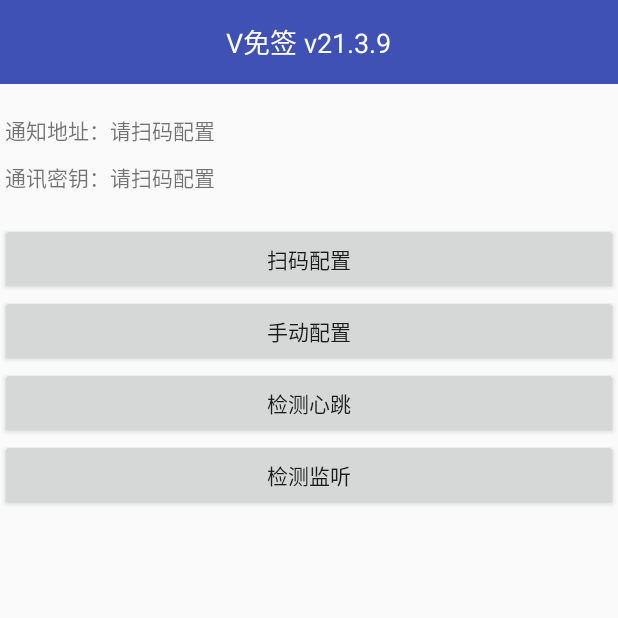
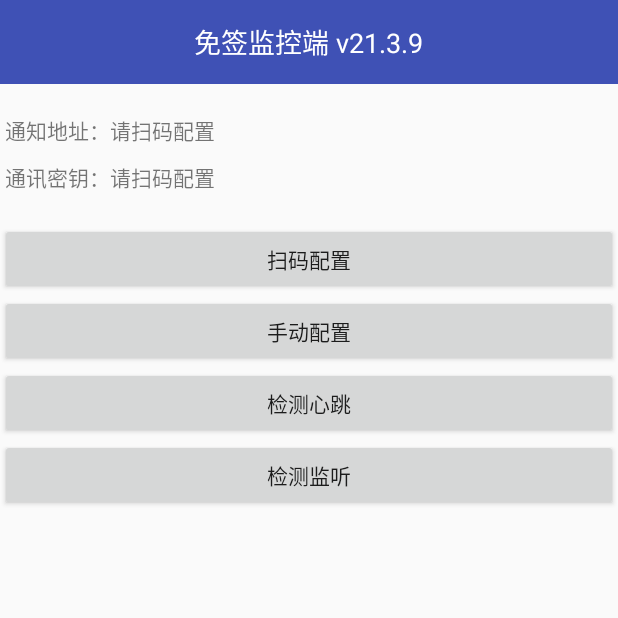
Before and after one commit to hinode12/mq, an Android app: the screen it shows after launch (MainActivity), on a phone screen of 412 x 824 dp, the top half of it. Run offline under Robolectric (Android 15) with nearby library versions, the light colour scheme and no system bars.

Commit message:
update app/src/main/res/layout/toolbar_main.xml.

```diff
--- a/app/src/main/res/layout/toolbar_main.xml
+++ b/app/src/main/res/layout/toolbar_main.xml
@@ -17,7 +17,7 @@
             android:layout_width="wrap_content"
             android:layout_height="wrap_content"
             android:layout_centerInParent="true"
-            android:text="V免签 v21.3.9"
+            android:text="免签监控端 v21.3.9"
             android:textColor="@android:color/white"
             android:textSize="18sp" />
 
```
